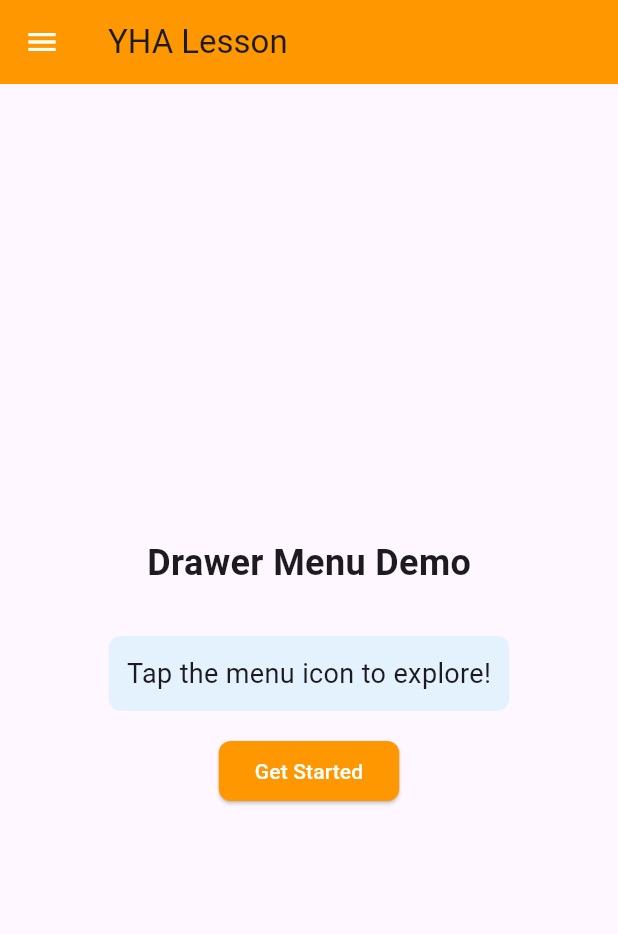
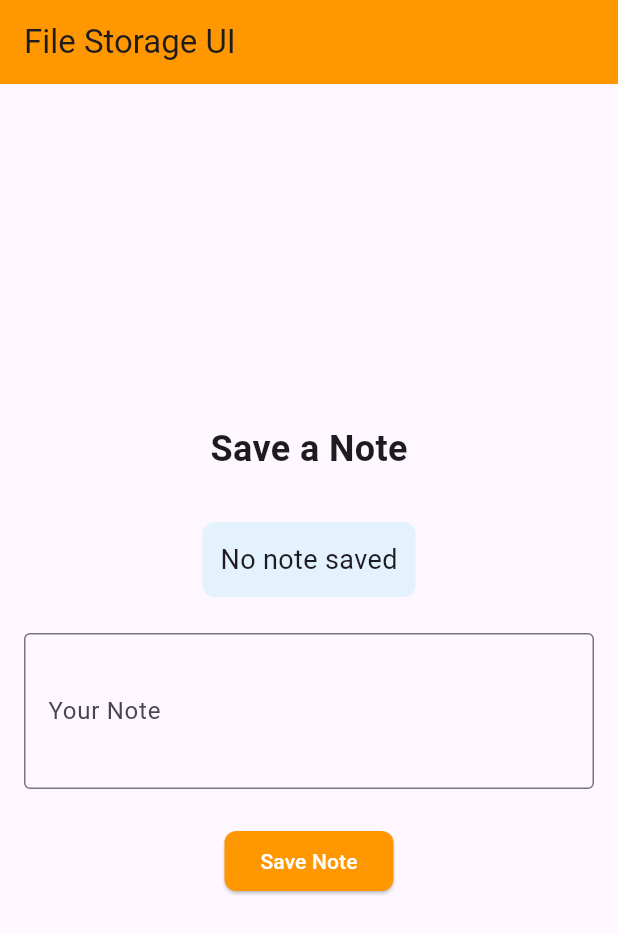
Before and after one commit to hidecard/YHA-flutter-lesson, a Flutter app: the screen it shows after launch, on a phone screen of 412 x 824 dp. Shown: the top 934 px of the screen. Run offline on Flutter 3.47's test engine with Material 3 defaults, Android fonts, the phone set to English and light mode, and no system bars.

Commit message:
Fix code

```diff
--- a/lib/main.dart
+++ b/lib/main.dart
@@ -1,11 +1,13 @@
 import 'package:flutter/material.dart';
+import 'package:path_provider/path_provider.dart';
+import 'dart:io';
 
 void main() {
-  runApp(const DrawerApp());
+  runApp(const FileStorageApp());
 }
 
-class DrawerApp extends StatelessWidget {
-  const DrawerApp({super.key});
+class FileStorageApp extends StatelessWidget {
+  const FileStorageApp({super.key});
 
   @override
   Widget build(BuildContext context) {
@@ -20,85 +22,82 @@ class DrawerApp extends StatelessWidget {
           ),
         ),
       ),
-      home: const DrawerScreen(),
+      home: const FileStorageScreen(),
     );
   }
 }
 
-class DrawerScreen extends StatelessWidget {
-  const DrawerScreen({super.key});
+class FileStorageScreen extends StatefulWidget {
+  const FileStorageScreen({super.key});
+
+  @override
+  _FileStorageScreenState createState() => _FileStorageScreenState();
+}
+
+class _FileStorageScreenState extends State<FileStorageScreen> {
+  final TextEditingController _controller = TextEditingController();
+  String _note = ''; // Displayed note
+
+  @override
+  void initState() {
+    super.initState();
+    _loadNote(); // Load saved note on start
+  }
+
+  // Get file path
+  Future<String> get _localPath async {
+    final directory = await getApplicationDocumentsDirectory();
+    return '${directory.path}/note.txt';
+  }
+
+  // Load note from file
+  Future<void> _loadNote() async {
+    try {
+      final file = File(await _localPath);
+      final contents = await file.readAsString();
+      setState(() {
+        _note = contents;
+      });
+    } catch (e) {
+      setState(() {
+        _note = ''; // Default to empty if file doesn't exist
+      });
+    }
+  }
+
+  // Save note to file
+  Future<void> _saveNote(String note) async {
+    final file = File(await _localPath);
+    await file.writeAsString(note);
+    setState(() {
+      _note = note; // Update UI
+    });
+    ScaffoldMessenger.of(context).showSnackBar(
+      const SnackBar(content: Text('Note Saved!')),
+    );
+  }
 
   @override
   Widget build(BuildContext context) {
     return Scaffold(
       appBar: AppBar(
-        title: const Text('YHA Lesson'),
+        title: const Text('File Storage UI'),
         backgroundColor: Colors.orange,
-        leading: Builder(
-          builder: (context) => IconButton(
-            icon: const Icon(Icons.menu, color: Colors.white),
-            onPressed: () => Scaffold.of(context).openDrawer(),
-          ),
-        ),
-      ),
-      drawer: Drawer(
-        child: ListView(
-          padding: EdgeInsets.zero,
-          children: [
-            DrawerHeader(
-              decoration: const BoxDecoration(color: Colors.orange),
-              child: Column(
-                crossAxisAlignment: CrossAxisAlignment.start,
-                children: [
-                  const Text(
-                    'App Menu',
-                    style: TextStyle(color: Colors.white, fontSize: 24, fontWeight: FontWeight.bold),
-                  ),
-                  const SizedBox(height: 8),
-                  Container(
-                    padding: const EdgeInsets.all(8.0),
-                    decoration: BoxDecoration(
-                      color: Colors.white.withOpacity(0.2),
-                      borderRadius: BorderRadius.circular(4),
-                    ),
-                    child: const Text(
-                      'Version 1.0',
-                      style: TextStyle(color: Colors.white, fontSize: 16),
-                    ),
-                  ),
-                ],
-              ),
-            ),
-            ListTile(
-              leading: const Icon(Icons.home, color: Colors.orange),
-              title: const Text('Home', style: TextStyle(fontSize: 16)),
-              onTap: () {}, // Placeholder
-            ),
-            ListTile(
-              leading: const Icon(Icons.person, color: Colors.orange),
-              title: const Text('Profile', style: TextStyle(fontSize: 16)),
-              onTap: () {}, // Placeholder
-            ),
-            ListTile(
-              leading: const Icon(Icons.info, color: Colors.orange),
-              title: const Text('About', style: TextStyle(fontSize: 16)),
-              onTap: () {}, // Placeholder
-            ),
-          ],
-        ),
       ),
       body: Center(
         child: Column(
           mainAxisAlignment: MainAxisAlignment.center,
           children: [
+            // Header
             Container(
               margin: const EdgeInsets.all(16.0),
               alignment: Alignment.center,
               child: const Text(
-                'Drawer Menu Demo',
+                'Save a Note',
                 style: TextStyle(fontSize: 24, fontWeight: FontWeight.bold),
               ),
             ),
+            // Display saved note
             Container(
               margin: const EdgeInsets.all(16.0),
               padding: const EdgeInsets.all(12.0),
@@ -106,18 +105,46 @@ class DrawerScreen extends StatelessWidget {
                 color: Colors.blue[50],
                 borderRadius: BorderRadius.circular(8),
               ),
-              child: const Text(
-                'Tap the menu icon to explore!',
-                style: TextStyle(fontSize: 18),
+              child: Text(
+                _note.isEmpty ? 'No note saved' : _note,
+                style: const TextStyle(fontSize: 18),
               ),
             ),
-            ElevatedButton(
-              onPressed: () {}, // Placeholder
-              child: const Text('Get Started'),
+            // Input field
+            Padding(
+              padding: const EdgeInsets.symmetric(horizontal: 16.0, vertical: 8.0),
+              child: TextFormField(
+                controller: _controller,
+                decoration: const InputDecoration(
+                  border: OutlineInputBorder(),
+                  labelText: 'Your Note',
+                  hintText: 'Enter your note',
+                ),
+                maxLines: 3,
+              ),
+            ),
+            // Save button
+            Container(
+              margin: const EdgeInsets.all(16.0),
+              child: ElevatedButton(
+                onPressed: () {
+                  if (_controller.text.isNotEmpty) {
+                    _saveNote(_controller.text);
+                    _controller.clear();
+                  }
+                },
+                child: const Text('Save Note'),
+              ),
             ),
           ],
         ),
       ),
     );
   }
+
+  @override
+  void dispose() {
+    _controller.dispose();
+    super.dispose();
+  }
 }
--- a/pubspec.yaml
+++ b/pubspec.yaml
@@ -28,6 +28,8 @@ environment:
 # the latest version available on pub.dev. To see which dependencies have newer
 # versions available, run `flutter pub outdated`.
 dependencies:
+  shared_preferences: ^2.3.0
+  path_provider: ^2.1.5
   flutter:
     sdk: flutter
 
```
Also changed, not shown: todo.txt (+82 -0 lines), pubspec.lock, 1 other file.
